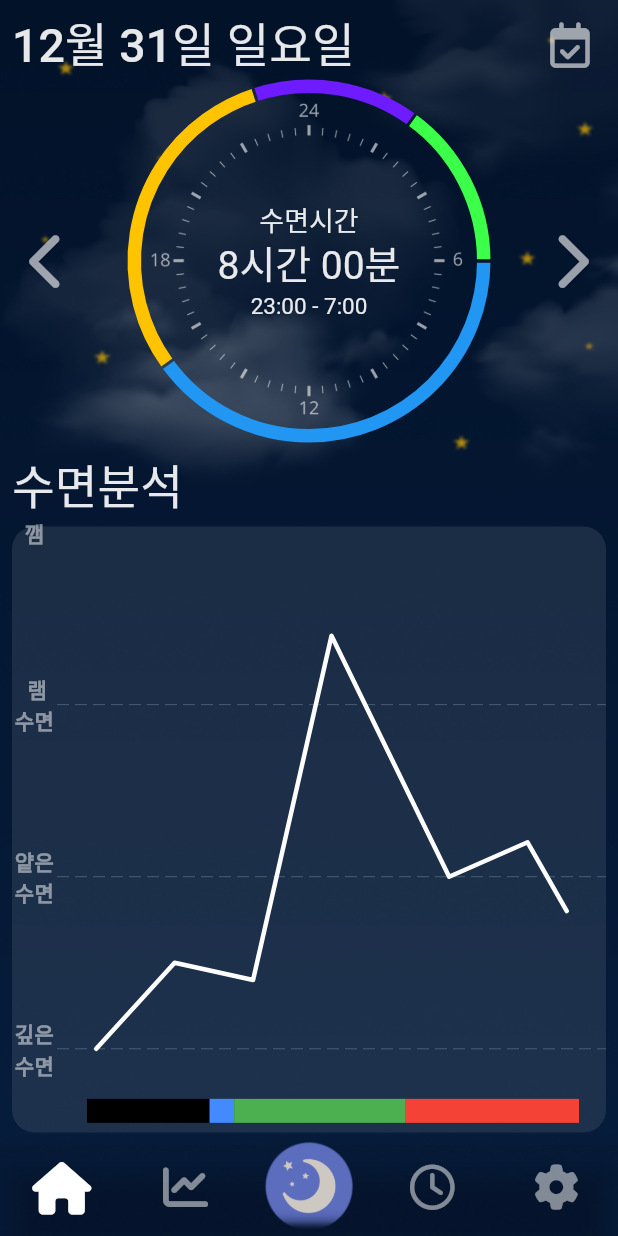
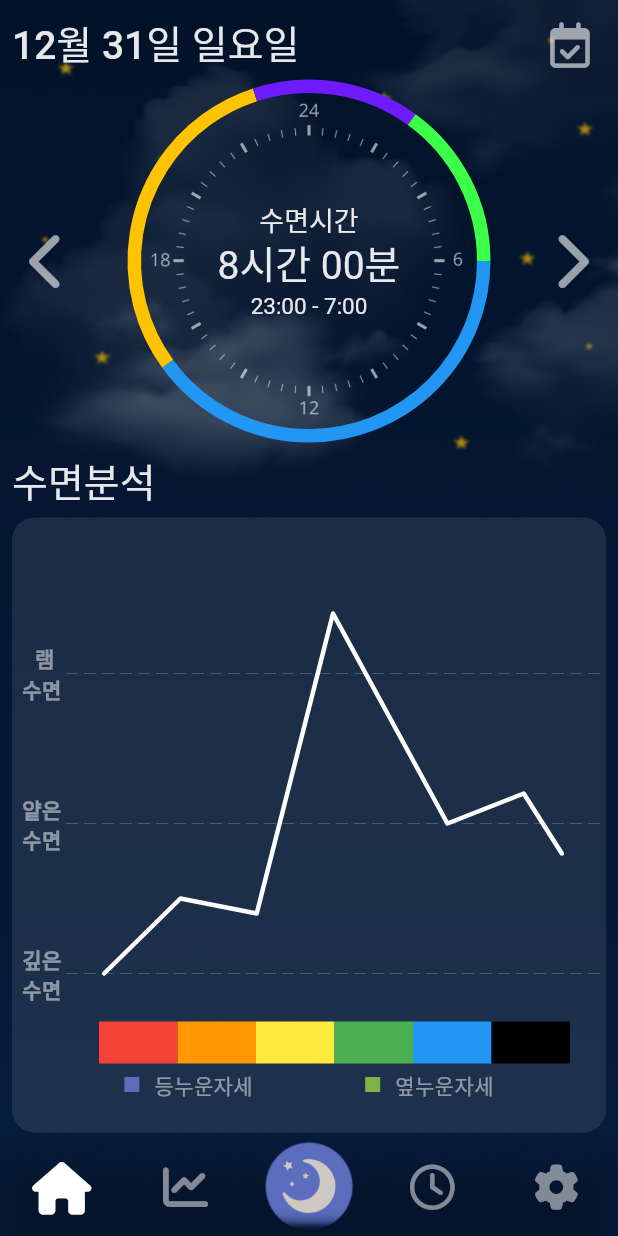
Before and after one commit to sangzai/YOUNGGLE, a Flutter app: the screen it shows after launch, on a phone screen of 412 x 824 dp. Run offline on Flutter 3.47's test engine with Material 3 defaults, Android fonts, the phone set to English and light mode, and no system bars; drawn by our look-alikes of fl_chart; our stand-ins replace font_awesome_flutter, get; Roboto replaces fonts that are missing (Pretendard); project files that could hold a hidden picture were left out.

Commit message:
홈 화면 화면 구성

```diff
--- a/apill_app/lib/main.dart
+++ b/apill_app/lib/main.dart
@@ -21,11 +21,21 @@ class MyApp extends StatelessWidget {
       theme: ThemeData(
         fontFamily: "Pretendard",
         textTheme: TextTheme(
-          headlineLarge: TextStyle(color: Colors.white.withOpacity(0.9),fontSize: 31,
+          headlineLarge: TextStyle(color: Colors.white.withOpacity(0.9),fontSize: 26,
               fontWeight: FontWeight.w500),
-          headlineMedium: TextStyle(color: Colors.white.withOpacity(0.9),fontSize: 24),
+          headlineMedium: TextStyle(color: Colors.white.withOpacity(0.9),fontSize: 22),
           bodyMedium: TextStyle(color: Colors.white.withOpacity(0.5)),
         ),
+        // 클릭 되있는 색
+        highlightColor: Colors.green,
+        // 클릭 했을때 번지는 색
+        splashColor: Colors.blue,
+        // applyElevationOverlayColor: true,
+        cardTheme: CardTheme(
+          color: Colors.red,
+
+        ),
+
       ),
       home: BackGroundImageContainer(
           child: MyAppPage()
--- a/apill_app/lib/screen/alarm_page.dart
+++ b/apill_app/lib/screen/alarm_page.dart
@@ -177,6 +177,7 @@ class _AddAlarmDialogState extends State<AddAlarmDialog> {
     final timeFormat = DateFormat.Hm();
 
     return AlertDialog(
+      backgroundColor: Colors.white.withOpacity(0.6),
       title: Text('알람 추가'),
       content: Column(
         mainAxisSize: MainAxisSize.min,
--- a/apill_app/lib/screen/homepage/barchart_practice.dart
+++ /dev/null
@@ -1,63 +0,0 @@
-import 'package:flutter/material.dart';
-
-class HorizontalBarChart extends StatelessWidget {
-  const HorizontalBarChart({Key? key}) : super(key: key);
-
-  @override
-  Widget build(BuildContext context) {
-    List<Map<String, dynamic>> chartData = [
-      {
-        "units": 50,
-        "color": Colors.black,
-      },
-      {
-        "units": 10,
-        "color": Colors.blueAccent,
-      },
-      {
-        "units": 70,
-        "color": Colors.green,
-      },
-      {
-        "units": 100,
-        "color": Colors.red,
-      },
-    ];
-    double maxWidth = MediaQuery.of(context).size.width - 36;
-    var totalUnitNum = 0;
-    for (int i = 0; i < chartData.length; i++) {
-      totalUnitNum = totalUnitNum + int.parse(chartData[i]["units"].toString());
-    }
-
-    return Padding(
-      padding: const EdgeInsets.symmetric(horizontal: 18.0),
-      child: ClipRRect(
-        child: Row(
-          children: [
-            for (int i = 0; i < chartData.length; i++)
-              i == chartData.length - 1
-                  ? Expanded(
-                child: SizedBox(
-                  height: 16,
-                  child: ColoredBox(
-                    color: chartData[i]["color"],
-                  ),
-                ),
-              )
-                  : Row(
-                children: [
-                  SizedBox(
-                    width: chartData[i]["units"] / totalUnitNum * maxWidth,
-                    height: 16,
-                    child: ColoredBox(
-                      color: chartData[i]["color"],
-                    ),
-                  ),
-                ],
-              )
-          ],
-        ),
-      ),
-    );
-  }
-}
--- /dev/null
+++ b/apill_app/lib/screen/homepage/home_barchart.dart
@@ -0,0 +1,38 @@
+import 'package:flutter/material.dart';
+
+class HomeBarChart extends StatelessWidget {
+  const HomeBarChart({super.key});
+
+  @override
+  Widget build(BuildContext context) {
+    return Row(
+      mainAxisAlignment: MainAxisAlignment.center,
+      children: [
+        StackedBar(flex: 1, color: Colors.red),
+        StackedBar(flex: 1, color: Colors.orange),
+        StackedBar(flex: 1, color: Colors.yellow),
+        StackedBar(flex: 1, color: Colors.green),
+        StackedBar(flex: 1, color: Colors.blue),
+        StackedBar(flex: 1, color: Colors.black),
+      ],
+    );
+  }
+}
+
+class StackedBar extends StatelessWidget {
+  final Color color;
+  final int flex;
+
+  const StackedBar({required this.color, required this.flex});
+
+  @override
+  Widget build(BuildContext context) {
+    return Expanded(
+      flex: flex,
+      child: Container(
+        height: 28.0, // Adjust the height as needed
+        color: color,
+      ),
+    );
+  }
+}
--- a/apill_app/lib/screen/homepage/home_linechart.dart
+++ b/apill_app/lib/screen/homepage/home_linechart.dart
@@ -30,7 +30,7 @@ class HomeLineChart extends StatelessWidget {
     );
   }// 빌더 끝
   LineTouchData get lineTouchData => LineTouchData(
-    // 터치시 라인 지워버리기
+    // 터치시 나오는 수직 라인 지우기
     getTouchLineEnd: (barData, spotIndex) => 0,
     getTouchedSpotIndicator: (LineChartBarData barData, List<int> spotIndexes) {
       return spotIndexes.map((spotIndex) {
@@ -86,7 +86,7 @@ class HomeLineChart extends StatelessWidget {
     // 제목간 간격
     interval: 1,
     // 제목과 차트 간격
-    reservedSize: 30,
+    reservedSize: 32,
   );
 
   // TODO : 좌측 차트에 나오는 정보
@@ -98,16 +98,13 @@ class HomeLineChart extends StatelessWidget {
     String text;
     switch (value.toInt()) {
       case 1:
-        text = '깊은 수면';
+        text = '깊은\n수면';
         break;
       case 2:
-        text = '얕은 수면';
+        text = '얕은\n수면';
         break;
       case 3:
-        text = ' 램 수면';
-        break;
-      case 4:
-        text = '깸';
+        text = ' 램\n수면';
         break;
       default:
         return Container();
--- a/apill_app/lib/screen/homepage/home_page.dart
+++ b/apill_app/lib/screen/homepage/home_page.dart
@@ -1,6 +1,6 @@
 import 'package:flutter/material.dart';
 import 'package:font_awesome_flutter/font_awesome_flutter.dart';
-import 'package:mainproject_apill/screen/homepage/barchart_practice.dart';
+import 'package:mainproject_apill/screen/homepage/home_barchart.dart';
 import 'package:mainproject_apill/screen/homepage/home_linechart.dart';
 import 'package:mainproject_apill/screen/homepage/home_piechart.dart';
 
@@ -114,25 +114,42 @@ class HomePage extends StatelessWidget {
                   // TODO 그래프 구현 2
                   child: Column(
                     children: [
-                      Expanded(flex: 13,child: Padding(
-                        padding: const EdgeInsets.symmetric(vertical: 4),
+                      Expanded(flex: 4,child: Padding(
+                        padding: const EdgeInsets.symmetric(vertical: 4,horizontal: 4),
                         child: Container(color: Colors.transparent,child: HomeLineChart()),
                       )),
                       Expanded(flex: 1,child: Padding(
                         padding: const EdgeInsets.symmetric(vertical: 4),
-                        child: Container(color: Colors.transparent,
-                            child: Padding(
-                              // TODO 그래프끼리 길이 맞춰줘야함
-                              padding: const EdgeInsets.only(left: 32),
-                              child: HorizontalBarChart(),
-                            )),
+                        child: Column(
+                          children: [
+                            Padding(
+                              padding: const EdgeInsets.fromLTRB(58, 4, 24, 4),
+                              child: HomeBarChart(),
+                            ),
+                            Row(
+                              mainAxisAlignment: MainAxisAlignment.spaceEvenly,
+                              children: [
+                                Row(
+                                  mainAxisAlignment: MainAxisAlignment.center,
+                                  children: [
+                                    Container(width: 10,height: 10,color: Color(0xFF5D6DBE),),
+                                    SizedBox(width: 10,),
+                                    Text('등누운자세'),
+                                  ],
+                                ),
+                                Row(
+                                  mainAxisAlignment: MainAxisAlignment.center,
+                                  children: [
+                                    Container(width: 10,height: 10,color: Color(0xFF7DB249),),
+                                    SizedBox(width: 10,),
+                                    Text('옆누운자세'),
+                                  ],
+                                ),
+                              ],
+                            )
+                          ],
+                        ),
                       )),
-                      Row(
-                        children: [
-
-                        ],
-                      )
-
                     ],
                   ),
 
--- a/apill_app/lib/screen/homepage/home_piechart.dart
+++ b/apill_app/lib/screen/homepage/home_piechart.dart
@@ -4,6 +4,7 @@ import 'package:flutter/material.dart';
 class HomePieChart extends StatelessWidget {
   const HomePieChart({super.key});
 
+  // 파이 차트 두께
   static const radius = 9.0;
 
   // TODO : 데이터에 맞춰서 PieChartSectionData 만들어야함
@@ -11,6 +12,9 @@ class HomePieChart extends StatelessWidget {
   Widget build(BuildContext context) {
     return PieChart(
       PieChartData(
+        // 파이 그래프 간의 거리
+        sectionsSpace: 0,
+        // 테두리 설정
         borderData: FlBorderData(
           show: false,
         ),
```
Also changed, not shown: apill_app/lib/screen/homepage/linechart_practice.dart (deleted, +0 -365 lines), apill_app/lib/screen/homepage/piechart_pratice.dart (deleted, +0 -112 lines), apill_app/lib/widgets/appcolors.dart (+33 -0 lines).
